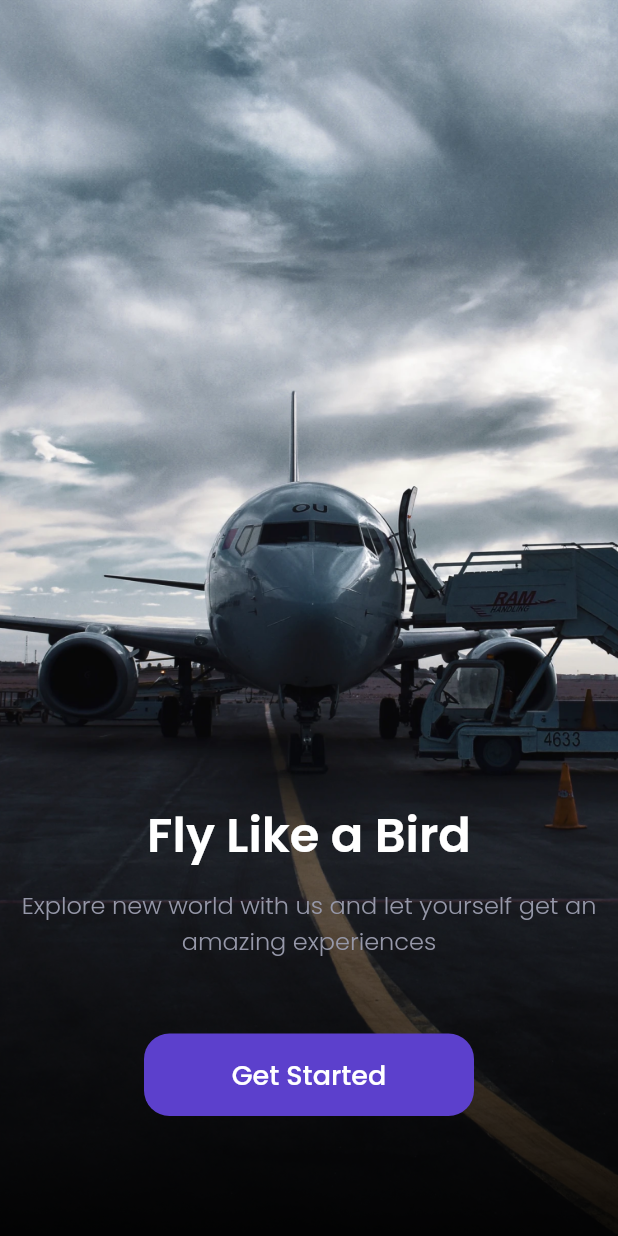
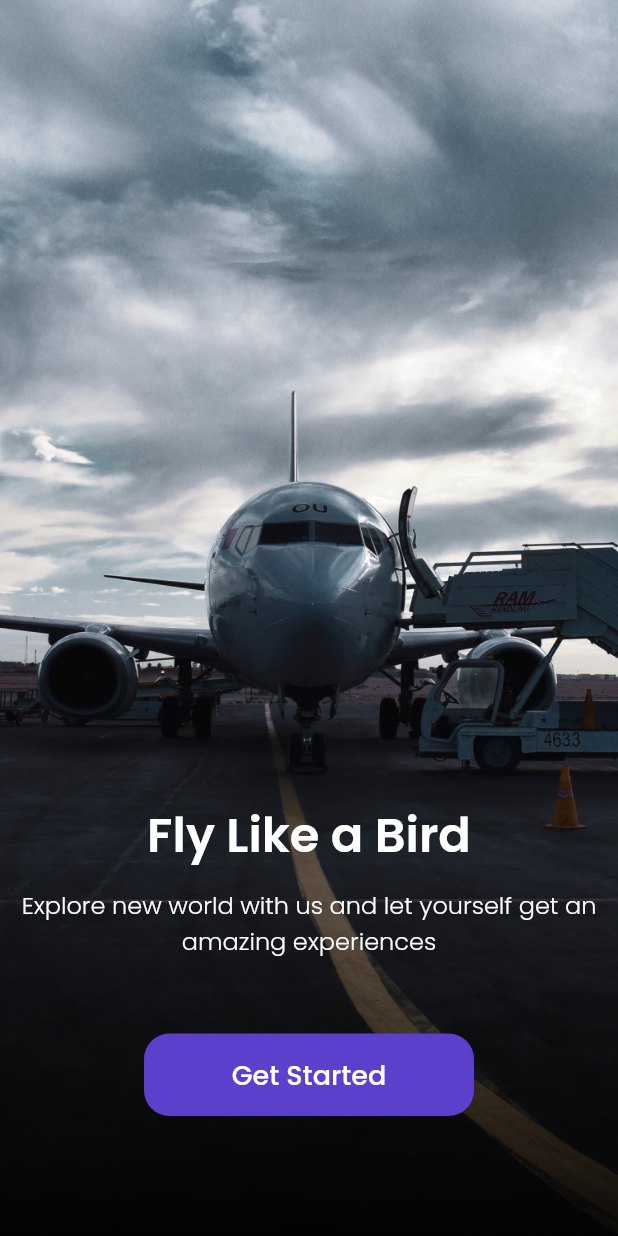
Before and after one commit to irnurzaman/airplane, a Flutter app: the screen it shows after launch, on a phone screen of 412 x 824 dp. Run offline on Flutter 3.47's test engine with Material 2 defaults, Android fonts, the phone set to English and light mode, and no system bars; our stand-ins replace google_fonts.

Commit message:
refactor: text format constant

```diff
--- a/lib/main.dart
+++ b/lib/main.dart
@@ -1,4 +1,5 @@
 import 'package:bwa_airplane/ui/pages/get_started.dart';
+import 'package:bwa_airplane/ui/pages/sign_up.dart';
 import 'package:bwa_airplane/ui/pages/splash.dart';
 import 'package:flutter/material.dart';
 
@@ -16,8 +17,9 @@ class MyApp extends StatelessWidget {
       debugShowCheckedModeBanner: false,
       title: 'Airplane',
       routes: {
-        '/': (context) => const SplashPage(),
-        '/get-started': (context) => const GetStarted()
+        '/': (context) => const GetStarted(),
+        '/get-started': (context) => const GetStarted(),
+        '/sign-up': (context) => const SignUp(),
       },
     );
   }
--- a/lib/shared/theme.dart
+++ b/lib/shared/theme.dart
@@ -16,15 +16,16 @@ Color orange = const Color(0xffFFA235);
 Color white = Colors.white;
 
 // Font theme
-TextStyle blackText = GoogleFonts.poppins(color: black);
-TextStyle whiteText = GoogleFonts.poppins(color: white);
-TextStyle greyText = GoogleFonts.poppins(color: grey);
-TextStyle greenText = GoogleFonts.poppins(color: green);
-TextStyle redText = GoogleFonts.poppins(color: red);
-TextStyle purpleText = GoogleFonts.poppins(color: purple);
-
 FontWeight light = FontWeight.w300;
 FontWeight regular = FontWeight.w400;
 FontWeight medium = FontWeight.w500;
 FontWeight semiBold = FontWeight.w600;
 FontWeight bold = FontWeight.w700;
+
+TextStyle bannerText = GoogleFonts.poppins(fontSize: 32, fontWeight: semiBold);
+TextStyle titleText = GoogleFonts.poppins(fontSize: 24, fontWeight: semiBold);
+TextStyle subtitleText = GoogleFonts.poppins(fontSize: 16, fontWeight: light);
+TextStyle sectionText = GoogleFonts.poppins(fontSize: 18, fontWeight: medium);
+TextStyle subsectionText = GoogleFonts.poppins(fontSize: 14, fontWeight: light);
+TextStyle readText = GoogleFonts.poppins(fontSize: 14, fontWeight: regular);
+TextStyle buttonText = GoogleFonts.poppins(fontSize: 18, fontWeight: medium);
--- a/lib/ui/pages/get_started.dart
+++ b/lib/ui/pages/get_started.dart
@@ -26,17 +26,14 @@ class GetStarted extends StatelessWidget {
               children: [
                 Text(
                   'Fly Like a Bird',
-                  style: whiteText.copyWith(fontWeight: semiBold, fontSize: 32),
+                  style: bannerText.copyWith(color: white),
                 ),
                 const SizedBox(
                   height: 10,
                 ),
                 Text(
                   'Explore new world with us and let yourself get an amazing experiences',
-                  style: greyText.copyWith(
-                    fontWeight: light,
-                    fontSize: 16,
-                  ),
+                  style: subtitleText.copyWith(color: white),
                   textAlign: TextAlign.center,
                 ),
                 Container(
@@ -53,10 +50,7 @@ class GetStarted extends StatelessWidget {
                     ),
                     child: Text(
                       'Get Started',
-                      style: whiteText.copyWith(
-                        fontWeight: medium,
-                        fontSize: 18,
-                      ),
+                      style: buttonText.copyWith(color: white),
                     ),
                   ),
                 )
--- a/lib/ui/pages/splash.dart
+++ b/lib/ui/pages/splash.dart
@@ -39,9 +39,8 @@ class _SplashPageState extends State<SplashPage> {
             ),
             Text(
               'AIRPLANE',
-              style: whiteText.copyWith(
-                fontSize: 32,
-                fontWeight: medium,
+              style: bannerText.copyWith(
+                color: white,
                 letterSpacing: 0.32 * 32,
               ),
             )
```
